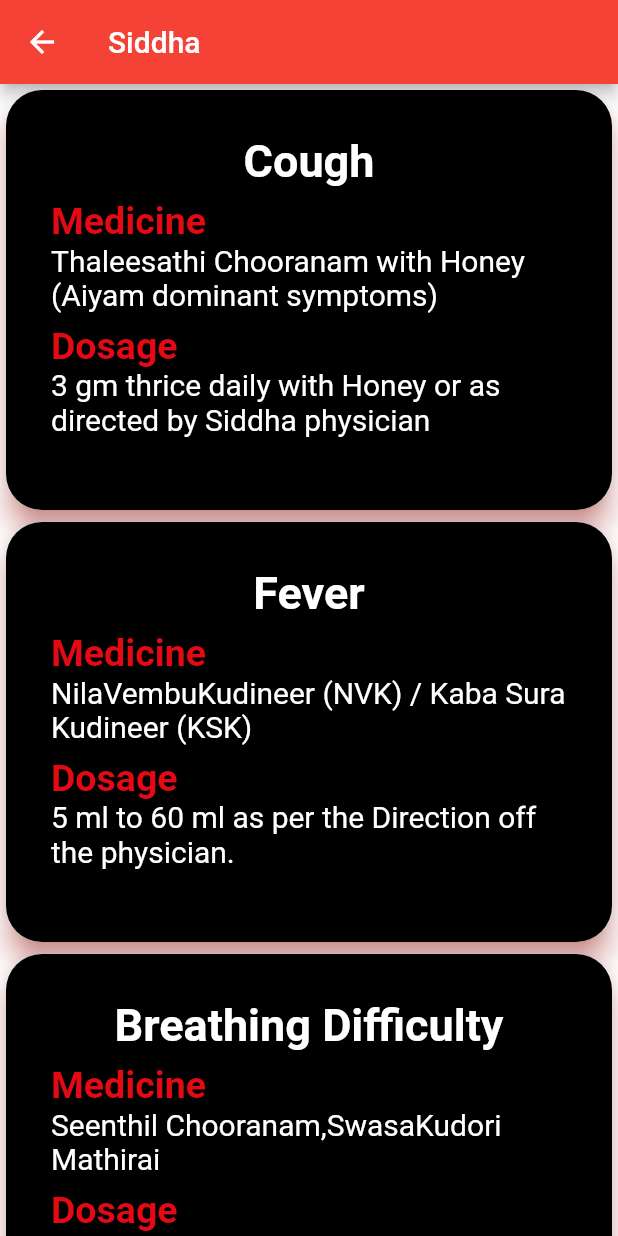
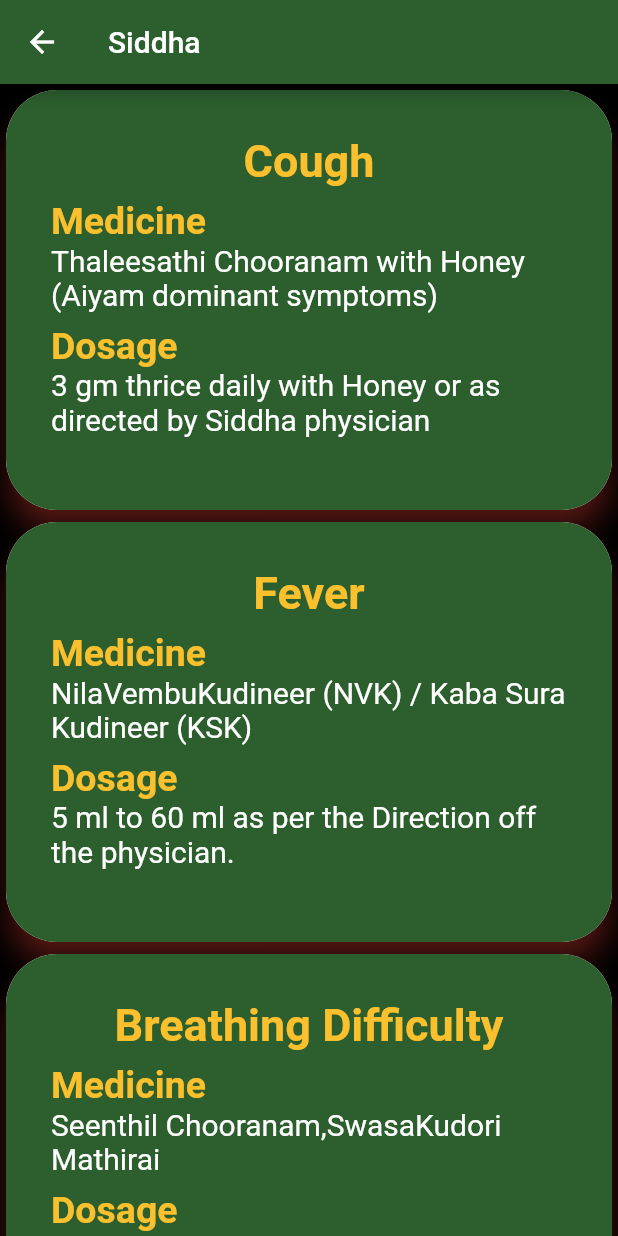
Before and after one commit to iamJana/Covidcare, a Flutter app: the Siddha screen opened directly, on a phone screen of 412 x 824 dp. Run offline on Flutter 3.47's test engine with Material 2 defaults, Android fonts, the phone set to English and light mode, and no system bars.

Commit message:
card green color updated

```diff
--- a/lib/siddha.dart
+++ b/lib/siddha.dart
@@ -13,9 +13,10 @@ class _SiddhaState extends State<Siddha> {
   @override
   Widget build(BuildContext context) {
     return Scaffold(
+      backgroundColor: Colors.black,
       appBar: AppBar(
         title: Text('Siddha'),
-        backgroundColor: Colors.red,
+        backgroundColor: Color(0xff2C5F2D),
       ),
       body: SingleChildScrollView(
         child: Column(
@@ -48,14 +49,14 @@ Widget buildColoredCard(tit, medicine, dose) => Card(
       elevation: 8,
       clipBehavior: Clip.antiAlias,
       shape: RoundedRectangleBorder(
-        borderRadius: BorderRadius.circular(24),
+        borderRadius: BorderRadius.circular(34),
       ),
       child: Container(
         height: 280,
         width: double.maxFinite,
         decoration: BoxDecoration(
           gradient: LinearGradient(
-            colors: [Colors.black, Colors.black],
+            colors: [Color(0xff2C5F2D), Color(0xff2C5F2D)],
             begin: Alignment.topCenter,
             end: Alignment.bottomCenter,
           ),
@@ -69,7 +70,7 @@ Widget buildColoredCard(tit, medicine, dose) => Card(
                 tit,
                 style: TextStyle(
                   fontSize: 30,
-                  color: Colors.white,
+                  color: Colors.yellow[700],
                   fontWeight: FontWeight.bold,
                 ),
               ),
@@ -80,7 +81,7 @@ Widget buildColoredCard(tit, medicine, dose) => Card(
               'Medicine',
               style: TextStyle(
                   fontSize: 25,
-                  color: Color(0xffE50914),
+                  color: Colors.yellow[700],
                   fontWeight: FontWeight.bold),
             ),
             Text(
@@ -96,7 +97,7 @@ Widget buildColoredCard(tit, medicine, dose) => Card(
               'Dosage',
               style: TextStyle(
                   fontSize: 25,
-                  color: Color(0xffE50914),
+                  color: Colors.yellow[700],
                   fontWeight: FontWeight.bold),
             ),
             Text(
```
